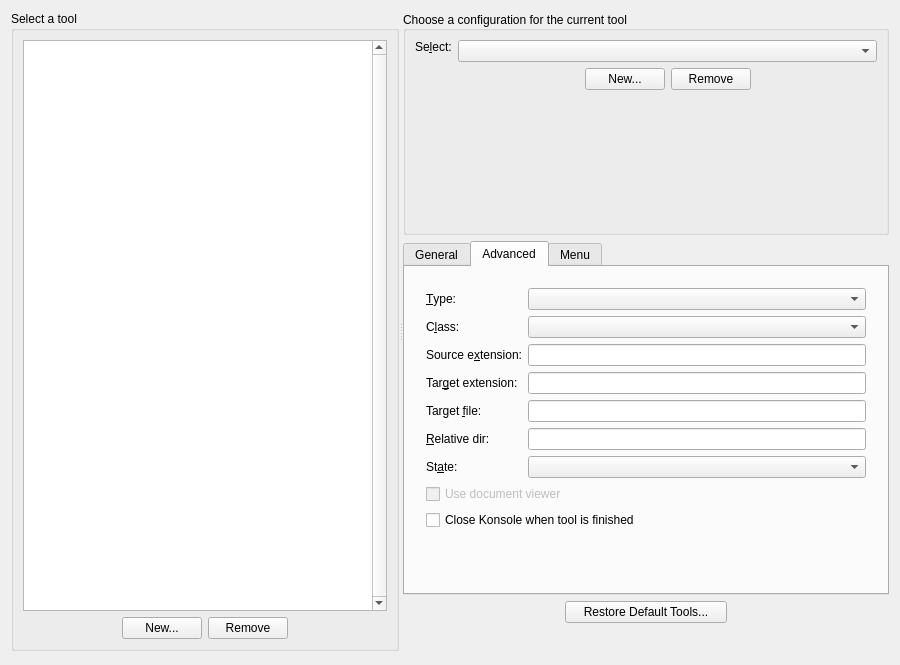
First picture: the form in src/widgets/maintoolconfigwidget.ui, repository KDE/kile, before the edit.
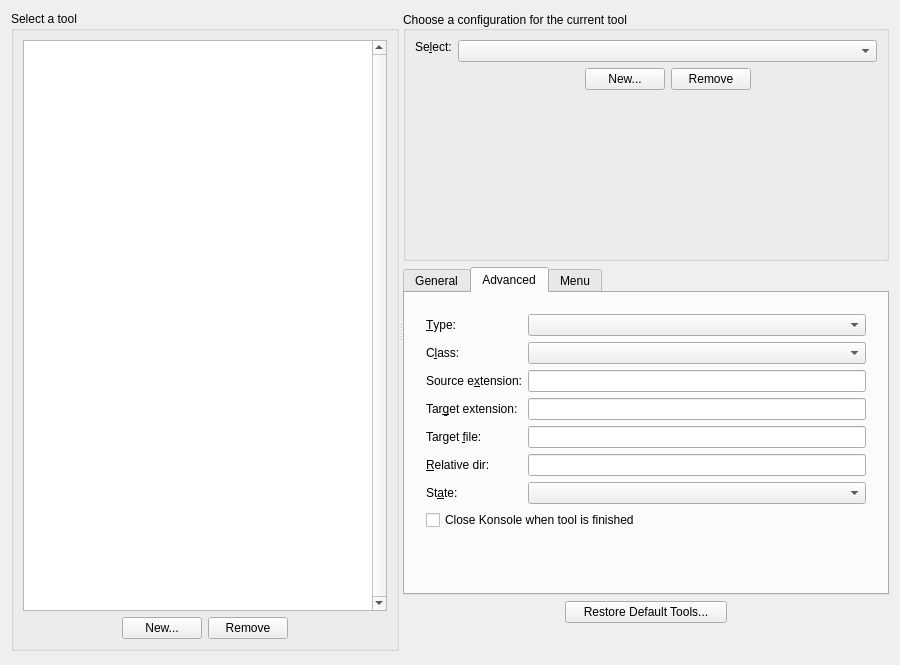
Second picture: the form after the edit. The open tabs and pages were chosen to show the change. Custom widgets are drawn as their Qt base class.

The edit to the form file:
```diff
--- a/src/widgets/maintoolconfigwidget.ui
+++ b/src/widgets/maintoolconfigwidget.ui
@@ -525,16 +525,6 @@
                </item>
               </layout>
              </item>
-             <item>
-              <widget class="QCheckBox" name="m_useDocumentViewer">
-               <property name="enabled">
-                <bool>false</bool>
-               </property>
-               <property name="text">
-                <string>Use document viewer</string>
-               </property>
-              </widget>
-             </item>
              <item>
               <widget class="QCheckBox" name="m_ckClose">
                <property name="text">
```
